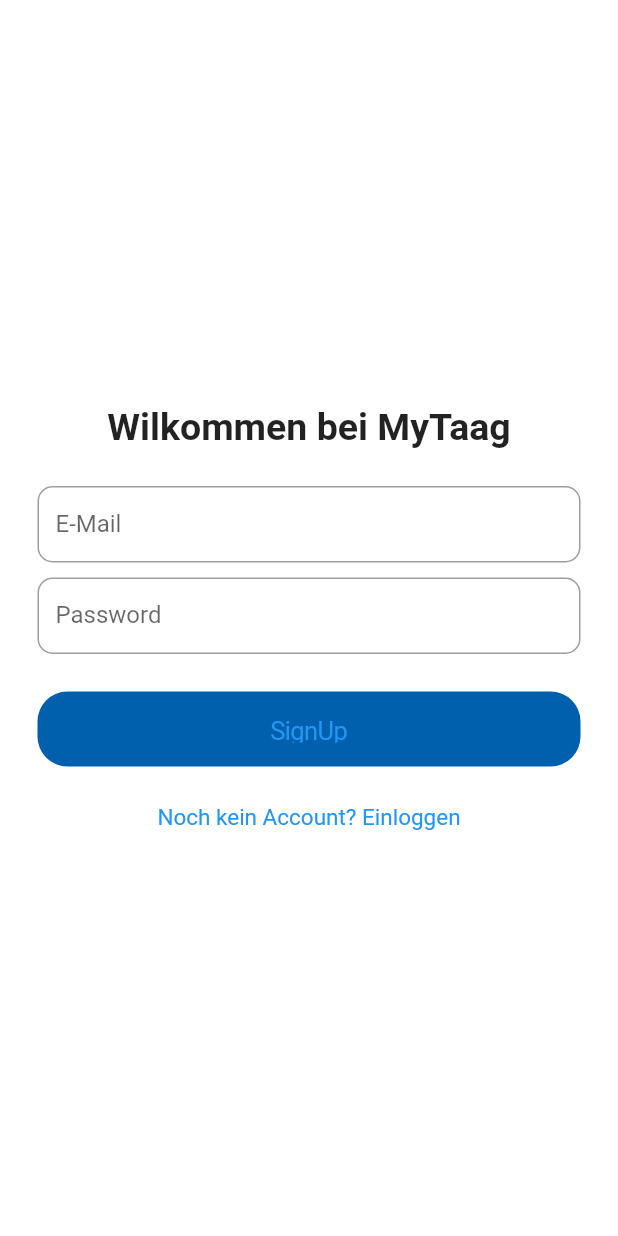
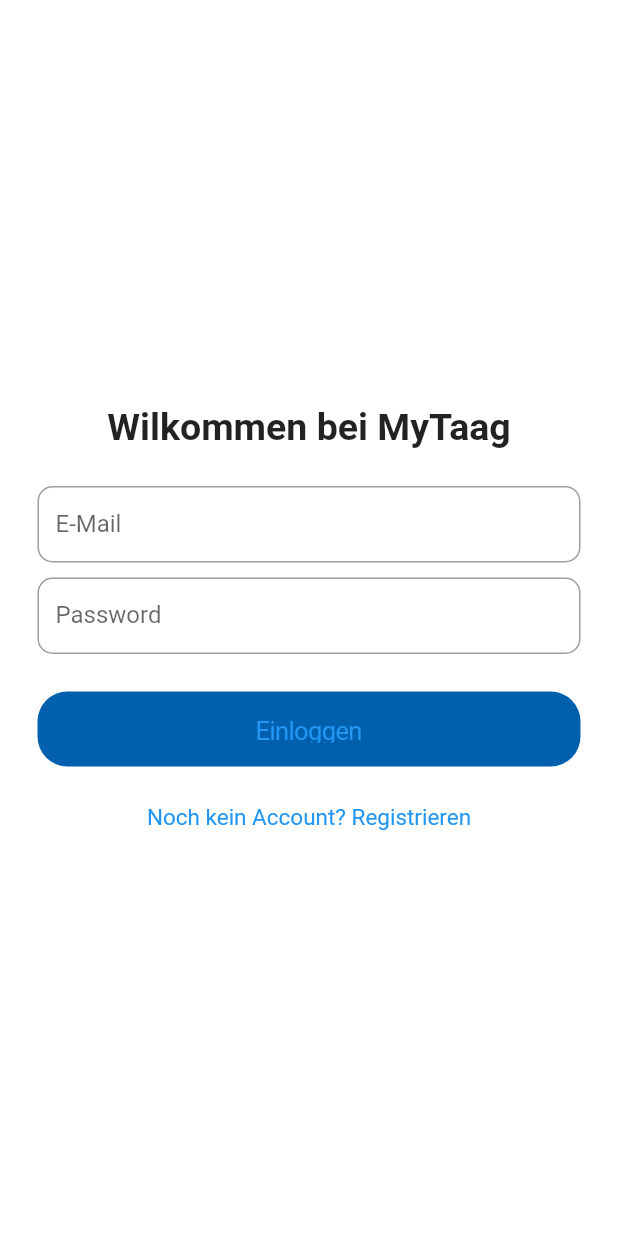
Before and after one commit to tomwoszek/todo_app, a Flutter app: the screen it shows after launch, after a tap on the "logout" icon, on a phone screen of 412 x 824 dp. Run offline on Flutter 3.47's test engine with Material 2 defaults, Android fonts, the phone set to English and light mode, and no system bars; our stand-ins replace cloud_firestore, firebase_auth, firebase_core, shared_preferences, stacked, stacked_services and 1 more; accounts and stored records are empty.

Commit message:
Änderrung des Fehlers

```diff
--- a/lib/services/todo_service.dart
+++ b/lib/services/todo_service.dart
@@ -57,10 +57,7 @@ class TodoService {
   Stream<QuerySnapshot<Object>> getToDos() {
     Stream<QuerySnapshot<Object>> ToDos = _serverService
         .collection("ToDos")
-        .where(
-          "ToDo-User",
-          isEqualTo: _localStorage.getAccessToken(),
-        )
+
         .snapshots();
     return ToDos;
   }
--- a/lib/ui/views/home/home_view.dart
+++ b/lib/ui/views/home/home_view.dart
@@ -125,9 +125,8 @@ class HomeView extends StackedView<HomeViewModel> with $HomeView {
                                       child: Padding(
                                         padding: const EdgeInsets.all(8.0),
                                         child: SizedBox(
-                                          // height: 65,
-                                          width:
-                                              MediaQuery.of(context).size.width,
+                                           height: 65,
+                                          width: MediaQuery.of(context).size.width,
                                           child: ListTile(
                                             leading: const Icon(
                                                 Icons.today_outlined),
--- a/lib/ui/views/sign_in/sign_in_view.dart
+++ b/lib/ui/views/sign_in/sign_in_view.dart
@@ -64,14 +64,14 @@ class SignInView extends StackedView<SignInViewModel> with $SignInView {
                         onPressedCallback: () {
                           viewModel.signIn();
                         },
-                        label: const Text("SignUp"),
+                        label: const Text("Einloggen"),
                       ),
                       verticalSpaceMedium,
                       GestureDetector(
                         onTap: () {
                           viewModel.navigateToSignUp();
                         },
-                        child: const Text("Noch kein Account? Einloggen",
+                        child: const Text("Noch kein Account? Registrieren",
                             style: TextStyle(color: Colors.blue, fontSize: 15)),
                       )
                     ],
--- a/lib/ui/views/sign_up/sign_up_view.dart
+++ b/lib/ui/views/sign_up/sign_up_view.dart
@@ -61,7 +61,7 @@ class SignUpView extends StackedView<SignUpViewModel> with $SignUpView {
                         onPressedCallback: () {
                           viewModel.signUp();
                         },
-                        label: const Text("SignIn"),
+                        label: const Text("Registrieren"),
                       ),
                       Text("${viewModel.errorText}"),
                       verticalSpaceMedium,
--- a/lib/ui/views/sign_up/sign_up_viewmodel.dart
+++ b/lib/ui/views/sign_up/sign_up_viewmodel.dart
@@ -26,7 +26,11 @@ class SignUpViewModel extends FormViewModel {
     apiOutput = await _authenticationService.authenticate(
         "$emailValue", "$passwordValue", AuthMode.register);
 
-    if (apiOutput == "Anmeldung erfolgreich") {
+    if (apiOutput == null) {
+      showError("$apiOutput");
+      return;
+    };
+    if (apiOutput!.isNotEmpty) {
       await _navigationService.replaceWithHomeView();
     } else {
       showError("$apiOutput");
```
Also changed, not shown: lib/services/authentication_service.dart (+16 -3 lines), lib/ui/views/sign_in/sign_in_viewmodel.dart (+5 -2 lines).
